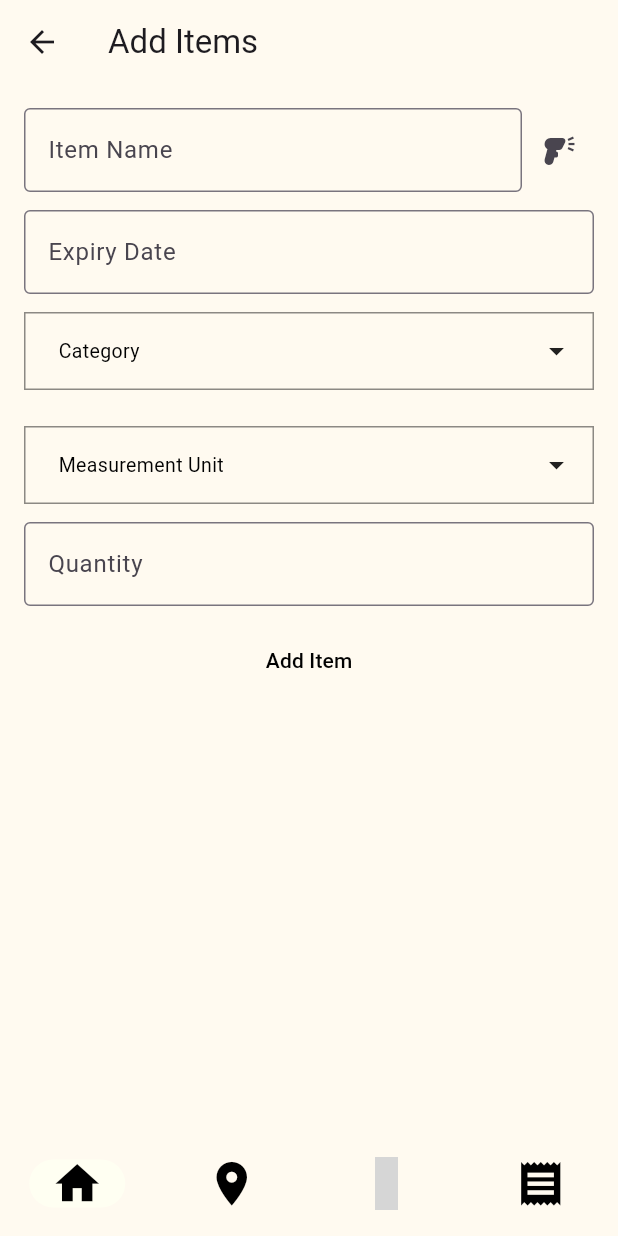
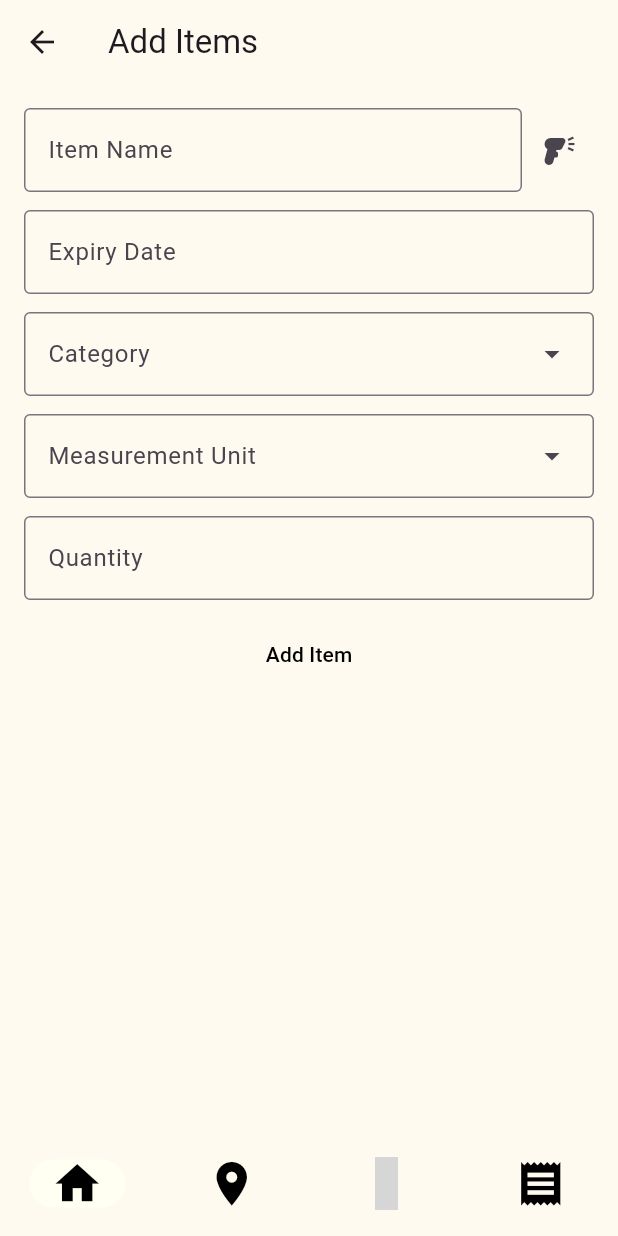
Before and after one commit to kquote03/PamPan, a Flutter app: the screen it shows after launch, item 3 of the bottom bar chosen, after a tap on the "barcode reader" icon, on a phone screen of 412 x 824 dp. Run offline on Flutter 3.47's test engine with Material 3 defaults, Android fonts, the phone set to English and light mode, and no system bars; drawn by our look-alikes of multi_dropdown; our stand-ins replace appwrite, currency_text_input_formatter, firebase_core, firebase_vertexai, flutter_local_notifications, flutter_map and 11 more; missing offline and left inert: barcode_scan2, flutter_polyline_points, home_widget, wheel_picker; accounts and stored records are empty; network calls fail; grey boxes are pictures that could not be loaded.

Commit message:
Fixed barcode scanning - add_item_page now uses regualar DropdownMenu widgets - barcode_api no longer returns a FoodItem, just a good ol map - category and measurement unit are now auto-filled

```diff
--- a/pam_pan/lib/pantry/add_item_page.dart
+++ b/pam_pan/lib/pantry/add_item_page.dart
@@ -26,12 +26,10 @@ class AddItemPage extends StatefulWidget {
 class _AddItemPage extends State<AddItemPage> {
   final TextEditingController _controllerItemName = TextEditingController();
   final TextEditingController _controllerExpiryDate = TextEditingController();
-  final MultiSelectController<String> _controllerCategory =
-      MultiSelectController();
+  final TextEditingController _controllerCategory = TextEditingController();
   final MultiSelectController<String> _controllerAllergens =
       MultiSelectController();
-  final MultiSelectController<String> _controllerMeasurement =
-      MultiSelectController();
+  final _controllerMeasurement = TextEditingController();
   final TextEditingController _controllerQuantity = TextEditingController();
 
   @override
@@ -64,17 +62,11 @@ class _AddItemPage extends State<AddItemPage> {
     _controllerItemName.text = items[0]['name'];
     _controllerExpiryDate.text = items[0]['expiryDate'];
     try {
-      _controllerCategory.setSelectedOptions([
-        ValueItem(label: items[0]['categories'], value: items[0]['categories'])
-      ]);
+      _controllerCategory.text = items[0]['categories'];
     } catch (e) {}
     _controllerQuantity.text = items[0]['quantity'];
     try {
-      _controllerMeasurement.setSelectedOptions([
-        ValueItem(
-            label: items[0]['measurementUnit'],
-            value: items[0]['measurementUnit'])
-      ]);
+      _controllerMeasurement.text = items[0]['measurementUnit'];
     } catch (e) {}
   }
 
@@ -141,36 +133,23 @@ class _AddItemPage extends State<AddItemPage> {
                       inputFormatters: [_ExpiryDateInputFormatter()],
                     ),
                     const SizedBox(height: 12),
-                    MultiSelectDropDown<String>(
-                      controller: _controllerCategory,
-                      onOptionSelected:
-                          (List<ValueItem<String>> selectedOptions) {},
-                      options: const [
-                        ValueItem(label: 'bread', value: 'bread'),
-                        ValueItem(label: 'dairy', value: 'dairy'),
-                        ValueItem(label: 'cheese', value: 'cheese'),
-                        ValueItem(label: 'meats', value: 'meats'),
-                        ValueItem(label: 'fruits', value: 'fruits'),
-                        ValueItem(label: 'vegetables', value: 'vegetables'),
-                        ValueItem(label: 'fish', value: 'fish'),
-                        ValueItem(label: 'party', value: 'party'),
-                        ValueItem(label: 'other', value: 'other'),
-                      ],
-                      borderColor: Colors.black45,
-                      borderWidth: 1,
-                      hintColor: Colors.black,
-                      borderRadius: 0,
-                      fieldBackgroundColor:
-                          const Color.fromARGB(255, 255, 250, 240),
-                      focusedBorderColor:
-                          const Color.fromARGB(255, 113, 216, 244),
-                      dropdownHeight: 200,
-                      optionTextStyle: const TextStyle(fontSize: 16),
-                      selectedOptionIcon: const Icon(Icons.check_circle),
-                      selectionType: SelectionType.single,
-                      hint: "Category",
-                    ),
-                    const SizedBox(height: 12),
+                    DropdownMenu<String>(
+                        width: MediaQuery.of(context).size.width - (16 * 2),
+                        controller: _controllerCategory,
+                        dropdownMenuEntries: const [
+                          DropdownMenuEntry(label: 'bread', value: 'bread'),
+                          DropdownMenuEntry(label: 'dairy', value: 'dairy'),
+                          DropdownMenuEntry(label: 'cheese', value: 'cheese'),
+                          DropdownMenuEntry(label: 'meats', value: 'meats'),
+                          DropdownMenuEntry(label: 'fruits', value: 'fruits'),
+                          DropdownMenuEntry(
+                              label: 'vegetables', value: 'vegetables'),
+                          DropdownMenuEntry(label: 'fish', value: 'fish'),
+                          DropdownMenuEntry(label: 'party', value: 'party'),
+                          DropdownMenuEntry(label: 'other', value: 'other'),
+                        ],
+                        hintText: "Category"),
+                    //const SizedBox(height: 12),
                     //MultiSelectDropDown<String>(
                     //  controller: _controllerAllergens,
                     //  onOptionSelected:
@@ -204,30 +183,17 @@ class _AddItemPage extends State<AddItemPage> {
                     //  hint: "Allergens",
                     //),
                     const SizedBox(height: 12),
-                    MultiSelectDropDown<String>(
+                    DropdownMenu<String>(
+                      width: MediaQuery.of(context).size.width - (16 * 2),
                       controller: _controllerMeasurement,
-                      onOptionSelected:
-                          (List<ValueItem<String>> selectedOptions) {},
-                      options: const [
-                        ValueItem(label: 'g', value: 'g'),
-                        ValueItem(label: 'kg', value: 'kg'),
-                        ValueItem(label: 'ml', value: 'ml'),
-                        ValueItem(label: 'l', value: 'l'),
-                        ValueItem(label: 'pieces', value: 'pieces'),
+                      dropdownMenuEntries: const [
+                        DropdownMenuEntry(label: 'g', value: 'g'),
+                        DropdownMenuEntry(label: 'kg', value: 'kg'),
+                        DropdownMenuEntry(label: 'ml', value: 'ml'),
+                        DropdownMenuEntry(label: 'l', value: 'l'),
+                        DropdownMenuEntry(label: 'pieces', value: 'pieces'),
                       ],
-                      borderColor: Colors.black45,
-                      borderWidth: 1,
-                      borderRadius: 0,
-                      hintColor: Colors.black,
-                      fieldBackgroundColor:
-                          const Color.fromARGB(255, 255, 250, 240),
-                      focusedBorderColor:
-                          const Color.fromARGB(255, 113, 216, 244),
-                      dropdownHeight: 250,
-                      optionTextStyle: const TextStyle(fontSize: 16),
-                      selectedOptionIcon: const Icon(Icons.check_circle),
-                      selectionType: SelectionType.single,
-                      hint: "Measurement Unit",
+                      hintText: "Measurement Unit",
                     ),
                     const SizedBox(height: 12),
                     TextFormField(
@@ -252,20 +218,16 @@ class _AddItemPage extends State<AddItemPage> {
                               ? editFoodItem(
                                   _controllerItemName.text,
                                   _controllerExpiryDate.text,
-                                  _controllerCategory
-                                      .selectedOptions.first.value,
+                                  _controllerCategory.text,
                                   //_controllerAllergens.selectedOptions[0].label,
-                                  _controllerMeasurement
-                                      .selectedOptions[0].label,
+                                  _controllerMeasurement.text,
                                   int.parse(_controllerQuantity.text))
                               : addFoodItem(
                                   _controllerItemName.text,
                                   _controllerExpiryDate.text,
-                                  _controllerCategory
-                                      .selectedOptions.first.value,
+                                  _controllerCategory.text,
                                   //_controllerAllergens.selectedOptions[0].label,
-                                  _controllerMeasurement
-                                      .selectedOptions[0].label,
+                                  _controllerMeasurement.text,
                                   int.parse(_controllerQuantity.text),
                                 );
                           _showSimpleItemSuccessDialog(context);
@@ -529,9 +491,11 @@ class _AddItemPage extends State<AddItemPage> {
   void _barcodeClick() async {
     // Launches the barcode reader, then (inshallah) will interface with the API
     // Then finally fills the fields with the data from the API.
-    _controllerItemName.text = (await BarcodeApi()
-            .getFoodItemByUPC((await BarcodeScanner.scan()).rawContent))
-        .itemName;
+    var fooditem = (await BarcodeApi()
+        .getFoodItemByUPC((await BarcodeScanner.scan()).rawContent));
+    _controllerItemName.text = fooditem['itemName'];
+    _controllerMeasurement.text = fooditem['measurementUnit'];
+    _controllerCategory.text = fooditem['categoryName'];
   }
 }
 
```
Also changed, not shown: pam_pan/lib/pantry/barcode_api.dart (+15 -25 lines).
